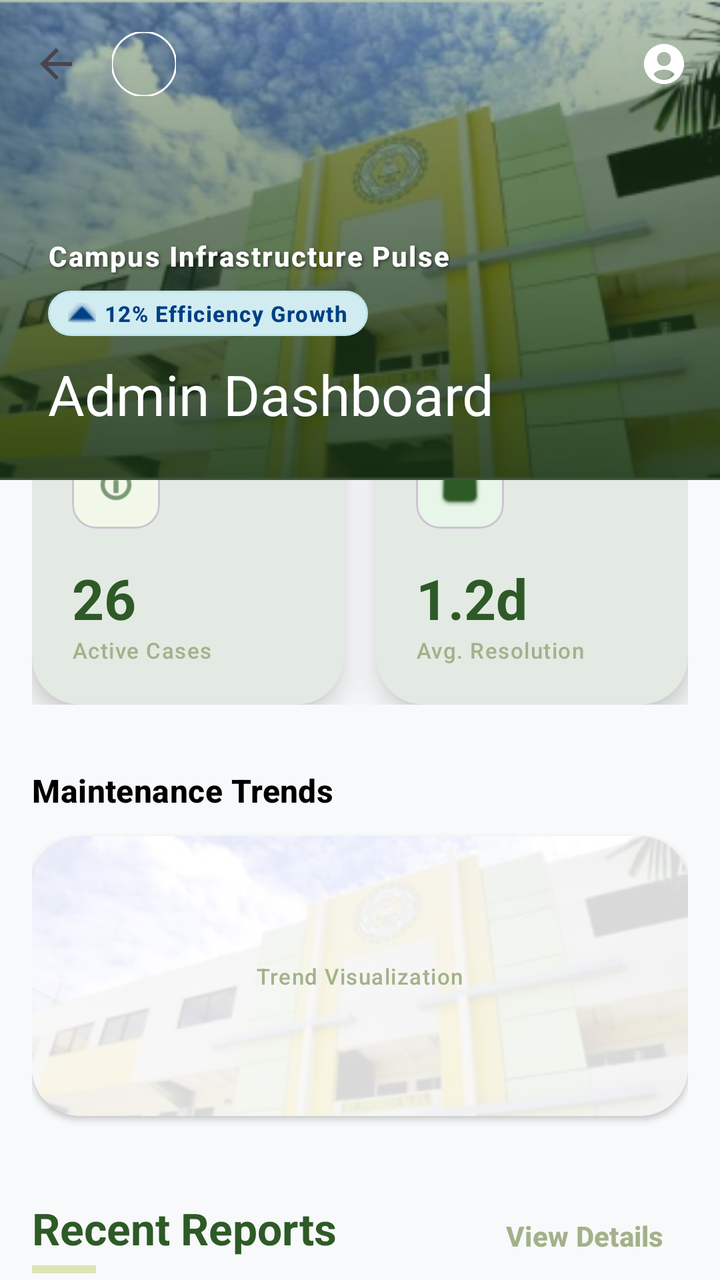
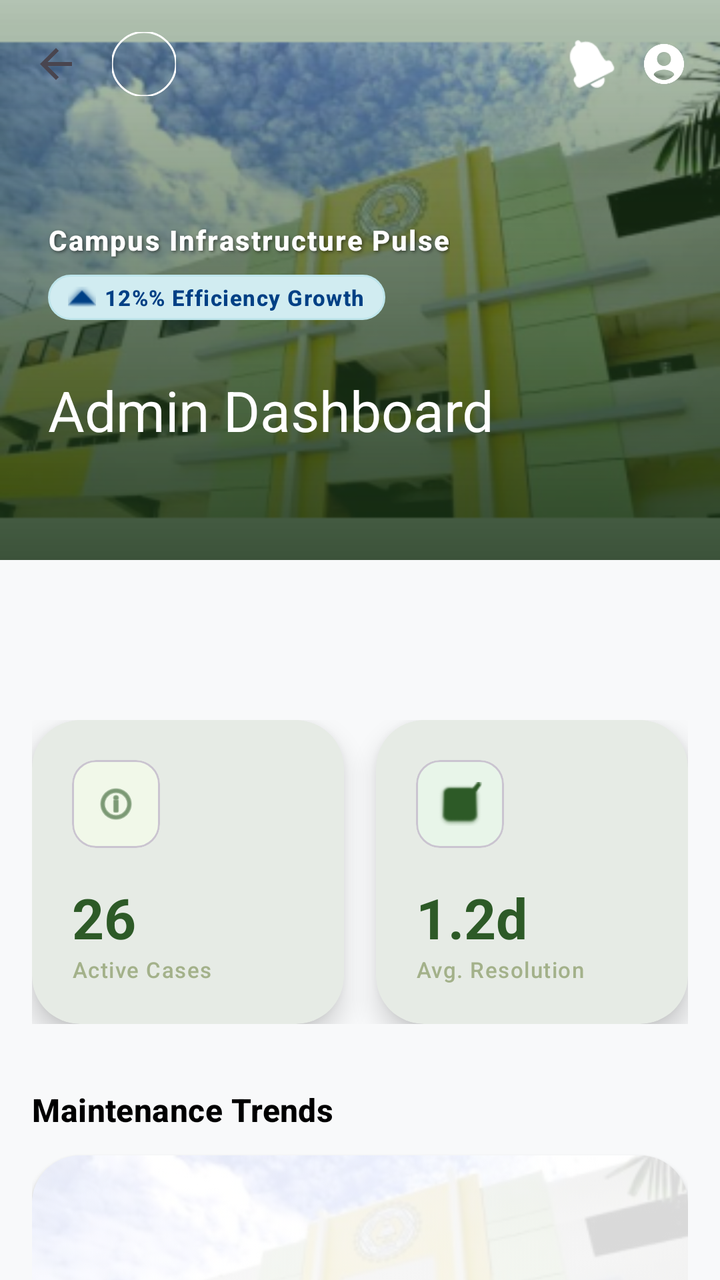

An Android layout rendered at two revisions. The XML below is the earlier revision; the diff shows what the commit changed to produce the second picture.
<!-- AndroidManifest.xml: application theme Theme.CampusAlert -->
<!-- res/layout/activity_admin_analytics.xml -->
<?xml version="1.0" encoding="utf-8"?>
<androidx.coordinatorlayout.widget.CoordinatorLayout xmlns:android="http://schemas.android.com/apk/res/android"
    xmlns:app="http://schemas.android.com/apk/res-auto"
    xmlns:tools="http://schemas.android.com/tools"
    android:layout_width="match_parent"
    android:layout_height="match_parent"
    android:background="#F8F9FA">

    
    <com.google.android.material.appbar.AppBarLayout
        android:id="@+id/app_bar"
        android:layout_width="match_parent"
        android:layout_height="240dp"
        android:background="@android:color/transparent">

        <com.google.android.material.appbar.CollapsingToolbarLayout
            android:id="@+id/collapsing_toolbar"
            android:layout_width="match_parent"
            android:layout_height="match_parent"
            app:contentScrim="@color/forest_green"
            app:expandedTitleMarginBottom="32dp"
            app:expandedTitleMarginStart="24dp"
            app:expandedTitleTextColor="@color/white"
            app:collapsedTitleTextColor="@color/white"
            app:expandedTitleTextAppearance="@style/TextAppearance.Material3.HeadlineMedium"
            app:layout_scrollFlags="scroll|exitUntilCollapsed"
            app:title="@string/admin_dashboard"
            app:titleCollapseMode="fade">

            
            <ImageView
                android:layout_width="match_parent"
                android:layout_height="match_parent"
                android:scaleType="centerCrop"
                android:src="@mipmap/scc_bldg_background"
                app:layout_collapseMode="parallax"
                app:layout_collapseParallaxMultiplier="0.7"
                android:contentDescription="@string/campus_background" />

            
            <View
                android:layout_width="match_parent"
                android:layout_height="match_parent"
                android:background="@drawable/bg_green_scrim"
                android:alpha="0.85" />

            
            <View
                android:layout_width="match_parent"
                android:layout_height="match_parent"
                android:alpha="0.5"
                android:background="@drawable/bg_gradient_scrim" />

            
            <LinearLayout
                android:layout_width="match_parent"
                android:layout_height="wrap_content"
                android:layout_gravity="bottom"
                android:orientation="vertical"
                android:paddingHorizontal="24dp"
                android:paddingBottom="72dp"
                app:layout_collapseMode="parallax">

                <TextView
                    android:layout_width="wrap_content"
                    android:layout_height="wrap_content"
                    android:text="@string/campus_pulse"
                    android:textAppearance="@style/TextAppearance.Material3.LabelLarge"
                    android:textColor="@color/white"
                    android:textStyle="bold"
                    android:shadowColor="#80000000"
                    android:shadowDx="2"
                    android:shadowDy="2"
                    android:shadowRadius="4"
                    android:letterSpacing="0.05" />

                
                <LinearLayout
                    android:layout_width="wrap_content"
                    android:layout_height="wrap_content"
                    android:layout_marginTop="8dp"
                    android:gravity="center_vertical"
                    android:orientation="horizontal"
                    android:background="@drawable/bg_pill_progress"
                    android:paddingHorizontal="10dp"
                    android:paddingVertical="4dp">
                    
                    <ImageView
                        android:layout_width="14dp"
                        android:layout_height="14dp"
                        android:src="@android:drawable/arrow_up_float"
                        app:tint="#004085"
                        android:contentDescription="@string/efficiency_growth" />
                        
                    <TextView
                        android:layout_width="wrap_content"
                        android:layout_height="wrap_content"
                        android:layout_marginStart="4dp"
                        android:text="@string/efficiency_growth"
                        android:textAppearance="@style/TextAppearance.Material3.LabelSmall"
                        android:textColor="#004085"
                        android:textStyle="bold" />
                </LinearLayout>
            </LinearLayout>

            <androidx.appcompat.widget.Toolbar
                android:id="@+id/toolbar"
                android:layout_width="match_parent"
                android:layout_height="?attr/actionBarSize"
                app:layout_collapseMode="pin"
                app:navigationIcon="?attr/homeAsUpIndicator"
                app:navigationIconTint="@color/white">

                <RelativeLayout
                    android:layout_width="match_parent"
                    android:layout_height="wrap_content"
                    android:paddingStart="0dp"
                    android:paddingEnd="16dp"
                    tools:ignore="RtlSymmetry">

                    <com.google.android.material.imageview.ShapeableImageView
                        android:id="@+id/profile_image_admin"
                        android:layout_width="32dp"
                        android:layout_height="32dp"
                        android:layout_centerVertical="true"
                        android:src="@mipmap/scclogo"
                        app:shapeAppearanceOverlay="@style/ShapeAppearance.Material3.Corner.Full"
                        app:strokeColor="@color/white"
                        app:strokeWidth="1dp" />

                    <ImageView
                        android:id="@+id/btn_settings"
                        android:layout_width="24dp"
                        android:layout_height="24dp"
                        android:layout_alignParentEnd="true"
                        android:layout_centerVertical="true"
                        android:contentDescription="@string/dropdown_hint"
                        android:src="@drawable/ic_account_circle"
                        app:tint="@color/white" />
                </RelativeLayout>
            </androidx.appcompat.widget.Toolbar>

        </com.google.android.material.appbar.CollapsingToolbarLayout>
    </com.google.android.material.appbar.AppBarLayout>

    <androidx.core.widget.NestedScrollView
        android:layout_width="match_parent"
        android:layout_height="match_parent"
        android:clipToPadding="false"
        app:layout_behavior="@string/appbar_scrolling_view_behavior">

        <LinearLayout
            android:layout_width="match_parent"
            android:layout_height="wrap_content"
            android:orientation="vertical"
            android:paddingBottom="40dp">

            
            <LinearLayout
                android:layout_width="match_parent"
                android:layout_height="wrap_content"
                android:layout_marginHorizontal="16dp"
                android:layout_marginTop="-40dp"
                android:baselineAligned="false"
                android:orientation="horizontal">

                <com.google.android.material.card.MaterialCardView
                    android:layout_width="0dp"
                    android:layout_height="wrap_content"
                    android:layout_marginEnd="8dp"
                    android:layout_weight="1"
                    app:cardCornerRadius="24dp"
                    app:cardElevation="10dp"
                    app:strokeWidth="0dp">

                    <LinearLayout
                        android:layout_width="match_parent"
                        android:layout_height="wrap_content"
                        android:orientation="vertical"
                        android:padding="20dp">

                        <com.google.android.material.card.MaterialCardView
                            android:layout_width="44dp"
                            android:layout_height="44dp"
                            app:cardBackgroundColor="#F1F8E9"
                            app:cardCornerRadius="12dp"
                            app:cardElevation="0dp">
                            <ImageView
                                android:layout_width="22dp"
                                android:layout_height="22dp"
                                android:layout_gravity="center"
                                android:src="@android:drawable/ic_menu_info_details"
                                app:tint="@color/forest_green"
                                android:contentDescription="@string/total_open_reports" />
                        </com.google.android.material.card.MaterialCardView>

                        <TextView
                            android:id="@+id/total_open_text"
                            android:layout_width="wrap_content"
                            android:layout_height="wrap_content"
                            android:layout_marginTop="16dp"
                            android:text="@string/mock_total_open"
                            android:textAppearance="@style/TextAppearance.Material3.HeadlineMedium"
                            android:textColor="@color/forest_green"
                            android:textStyle="bold" />

                        <TextView
                            android:layout_width="wrap_content"
                            android:layout_height="wrap_content"
                            android:text="@string/active_cases"
                            android:textAppearance="@style/TextAppearance.Material3.LabelSmall"
                            android:textColor="@color/sage_green" />
                    </LinearLayout>
                </com.google.android.material.card.MaterialCardView>

                <com.google.android.material.card.MaterialCardView
                    android:layout_width="0dp"
                    android:layout_height="wrap_content"
                    android:layout_marginStart="8dp"
                    android:layout_weight="1"
                    app:cardCornerRadius="24dp"
                    app:cardElevation="10dp"
                    app:strokeWidth="0dp">

                    <LinearLayout
                        android:layout_width="match_parent"
                        android:layout_height="wrap_content"
                        android:orientation="vertical"
                        android:padding="20dp">

                        <com.google.android.material.card.MaterialCardView
                            android:layout_width="44dp"
                            android:layout_height="44dp"
                            app:cardBackgroundColor="#E8F5E9"
                            app:cardCornerRadius="12dp"
                            app:cardElevation="0dp">
                            <ImageView
                                android:layout_width="22dp"
                                android:layout_height="22dp"
                                android:layout_gravity="center"
                                android:src="@android:drawable/checkbox_on_background"
                                app:tint="@color/forest_green"
                                android:contentDescription="@string/avg_resolution" />
                        </com.google.android.material.card.MaterialCardView>

                        <TextView
                            android:id="@+id/avg_resolution_text"
                            android:layout_width="wrap_content"
                            android:layout_height="wrap_content"
                            android:layout_marginTop="16dp"
                            android:text="@string/mock_avg_res"
                            android:textAppearance="@style/TextAppearance.Material3.HeadlineMedium"
                            android:textColor="@color/forest_green"
                            android:textStyle="bold" />

                        <TextView
                            android:layout_width="wrap_content"
                            android:layout_height="wrap_content"
                            android:text="@string/avg_resolution"
                            android:textAppearance="@style/TextAppearance.Material3.LabelSmall"
                            android:textColor="@color/sage_green" />
                    </LinearLayout>
                </com.google.android.material.card.MaterialCardView>
            </LinearLayout>

            <LinearLayout
                android:layout_width="match_parent"
                android:layout_height="wrap_content"
                android:orientation="vertical"
                android:paddingHorizontal="16dp">

                
                <TextView
                    android:layout_width="wrap_content"
                    android:layout_height="wrap_content"
                    android:layout_marginTop="32dp"
                    android:text="@string/maintenance_trends"
                    android:textAppearance="@style/TextAppearance.Material3.TitleMedium"
                    android:textColor="@color/black"
                    android:textStyle="bold" />

                <com.google.android.material.card.MaterialCardView
                    android:id="@+id/trend_card"
                    android:layout_width="match_parent"
                    android:layout_height="wrap_content"
                    android:layout_marginTop="12dp"
                    app:cardCornerRadius="24dp"
                    app:cardElevation="2dp"
                    app:strokeWidth="0dp">
                    <RelativeLayout
                        android:layout_width="match_parent"
                        android:layout_height="140dp"
                        android:background="@color/white">
                        <ImageView
                            android:layout_width="match_parent"
                            android:layout_height="match_parent"
                            android:src="@mipmap/scc_bldg_background"
                            android:alpha="0.15"
                            android:scaleType="centerCrop"
                            android:contentDescription="@string/trend_viz" />
                        <TextView
                            android:layout_width="wrap_content"
                            android:layout_height="wrap_content"
                            android:layout_centerInParent="true"
                            android:text="@string/trend_viz"
                            android:textAppearance="@style/TextAppearance.Material3.LabelSmall"
                            android:textColor="@color/sage_green" />
                    </RelativeLayout>
                </com.google.android.material.card.MaterialCardView>

                
                <LinearLayout
                    android:layout_width="match_parent"
                    android:layout_height="wrap_content"
                    android:layout_marginTop="36dp"
                    android:layout_marginBottom="12dp"
                    android:gravity="center_vertical"
                    android:orientation="horizontal">

                    <LinearLayout
                        android:layout_width="0dp"
                        android:layout_height="wrap_content"
                        android:layout_weight="1"
                        android:orientation="vertical">

                        <TextView
                            android:layout_width="wrap_content"
                            android:layout_height="wrap_content"
                            android:text="@string/recent_reports"
                            android:textAppearance="@style/TextAppearance.Material3.TitleLarge"
                            android:textColor="@color/forest_green"
                            android:textStyle="bold" />

                        <View
                            android:layout_width="32dp"
                            android:layout_height="4dp"
                            android:layout_marginTop="4dp"
                            android:background="@color/soft_sage" />
                    </LinearLayout>

                    <com.google.android.material.button.MaterialButton
                        android:id="@+id/btn_see_all"
                        style="@style/Widget.Material3.Button.TextButton"
                        android:layout_width="wrap_content"
                        android:layout_height="wrap_content"
                        android:text="@string/view_details"
                        android:textColor="@color/sage_green"
                        android:textStyle="bold" />
                </LinearLayout>

                
                <androidx.recyclerview.widget.RecyclerView
                    android:id="@+id/recycler_all_reports"
                    android:layout_width="match_parent"
                    android:layout_height="wrap_content"
                    android:nestedScrollingEnabled="false"
                    android:paddingBottom="20dp"
                    tools:listitem="@layout/item_report" />

            </LinearLayout>
        </LinearLayout>
    </androidx.core.widget.NestedScrollView>

</androidx.coordinatorlayout.widget.CoordinatorLayout>
<!-- res/layout/item_report.xml (included above) -->
<?xml version="1.0" encoding="utf-8"?>
<com.google.android.material.card.MaterialCardView xmlns:android="http://schemas.android.com/apk/res/android"
    xmlns:app="http://schemas.android.com/apk/res-auto"
    android:layout_width="match_parent"
    android:layout_height="wrap_content"
    android:layout_marginHorizontal="16dp"
    android:layout_marginVertical="6dp"
    app:cardCornerRadius="20dp"
    app:cardElevation="3dp"
    app:strokeWidth="1dp"
    app:strokeColor="#F5F5F5"
    app:cardBackgroundColor="@color/white">

    <LinearLayout
        android:layout_width="match_parent"
        android:layout_height="wrap_content"
        android:gravity="center_vertical"
        android:orientation="horizontal"
        android:padding="16dp">

        
        <com.google.android.material.card.MaterialCardView
            android:id="@+id/icon_container"
            android:layout_width="52dp"
            android:layout_height="52dp"
            app:cardCornerRadius="14dp"
            app:cardBackgroundColor="#F1F8E9"
            app:cardElevation="0dp"
            app:strokeWidth="0dp">
            <ImageView
                android:id="@+id/status_icon"
                android:layout_width="26dp"
                android:layout_height="26dp"
                android:layout_gravity="center"
                android:src="@android:drawable/ic_menu_info_details"
                app:tint="@color/forest_green" />
        </com.google.android.material.card.MaterialCardView>

        
        <LinearLayout
            android:layout_width="0dp"
            android:layout_height="wrap_content"
            android:layout_marginStart="16dp"
            android:layout_weight="1"
            android:orientation="vertical">

            <TextView
                android:id="@+id/report_title"
                android:layout_width="wrap_content"
                android:layout_height="wrap_content"
                android:text="Report Title"
                android:textAppearance="@style/TextAppearance.Material3.TitleSmall"
                android:textColor="@color/forest_green"
                android:textStyle="bold" />

            <TextView
                android:id="@+id/report_building"
                android:layout_width="wrap_content"
                android:layout_height="wrap_content"
                android:text="Location Details"
                android:textAppearance="@style/TextAppearance.Material3.LabelSmall"
                android:textColor="@color/sage_green"
                android:layout_marginTop="2dp" />
        </LinearLayout>

        
        <com.google.android.material.button.MaterialButton
            android:id="@+id/status_pill"
            style="@style/Widget.Material3.Button.IconButton.Filled"
            android:layout_width="40dp"
            android:layout_height="40dp"
            android:insetLeft="0dp"
            android:insetTop="0dp"
            android:insetRight="0dp"
            android:insetBottom="0dp"
            app:icon="@android:drawable/ic_media_play"
            app:iconSize="20dp"
            app:iconTint="@color/white"
            app:backgroundTint="@color/forest_green"
            app:shapeAppearanceOverlay="@style/ShapeAppearance.Material3.Corner.Full" />

    </LinearLayout>
</com.google.android.material.card.MaterialCardView>
<!-- resources referenced by this layout -->
<resources>
  <color name="black">#FF000000</color>
  <color name="forest_green">#2D5A27</color>
  <color name="sage_green">#A3B18A</color>
  <color name="soft_sage">#DDE5B6</color>
  <color name="white">#FFFFFFFF</color>
  <!-- drawable bg_gradient_scrim (drawable) -->
  <?xml version="1.0" encoding="utf-8"?>
  <shape xmlns:android="http://schemas.android.com/apk/res/android">
      <gradient
          android:angle="90"
          android:startColor="#B3000000"
          android:centerColor="#4D000000"
          android:endColor="@android:color/transparent"
          android:type="linear" />
  </shape>
  <!-- drawable bg_green_scrim (drawable) -->
  <?xml version="1.0" encoding="utf-8"?>
  <shape xmlns:android="http://schemas.android.com/apk/res/android">
      <gradient
          android:angle="90"
          android:startColor="#E62D5A27"
          android:centerColor="#992D5A27"
          android:endColor="#662D5A27"
          android:type="linear" />
  </shape>
  <!-- drawable bg_pill_progress (drawable) -->
  <?xml version="1.0" encoding="utf-8"?>
  <shape xmlns:android="http://schemas.android.com/apk/res/android">
      <solid android:color="#D1ECF1"/>
      <corners android:radius="16dp"/>
      <stroke android:width="1dp" android:color="#BEE5EB"/>
  </shape>
  <!-- drawable ic_account_circle (drawable) -->
  <vector xmlns:android="http://schemas.android.com/apk/res/android"
      android:width="24dp"
      android:height="24dp"
      android:viewportWidth="24"
      android:viewportHeight="24">
      <path
          android:fillColor="#FFFFFF"
          android:pathData="M12,2C6.48,2 2,6.48 2,12s4.48,10 10,10 10,-4.48 10,-10S17.52,2 12,2zM12,6c1.93,0 3.5,1.57 3.5,3.5S13.93,13 12,13s-3.5,-1.57 -3.5,-3.5S10.07,6 12,6zM12,20c-2.03,0 -3.8,-1.02 -5.14,-2.58 0.03,-1.71 3.48,-2.62 5.14,-2.62 1.65,0 5.1,0.91 5.14,2.62C15.8,18.98 14.03,20 12,20z" />
  </vector>
  <!-- mipmap scclogo (mipmap-anydpi-v26) -->
  <?xml version="1.0" encoding="utf-8"?>
  <adaptive-icon xmlns:android="http://schemas.android.com/apk/res/android">
      <background android:drawable="@mipmap/scclogo_background"/>
      <foreground android:drawable="@mipmap/scclogo_foreground"/>
  </adaptive-icon>
  <string name="active_cases">Active Cases</string>
  <string name="admin_dashboard">Admin Dashboard</string>
  <string name="avg_resolution">Avg. Resolution</string>
  <string name="campus_background">Campus Background</string>
  <string name="campus_pulse">Campus Infrastructure Pulse</string>
  <string name="dropdown_hint">Dropdown</string>
  <string name="efficiency_growth">12% Efficiency Growth</string>
  <string name="maintenance_trends">Maintenance Trends</string>
  <string name="mock_avg_res">1.2d</string>
  <string name="mock_total_open">26</string>
  <string name="recent_reports">Recent Reports</string>
  <string name="total_open_reports">Total Open Reports</string>
  <string name="trend_viz">Trend Visualization</string>
  <string name="view_details">View Details</string>
  <style name="Theme.CampusAlert" parent="Base.Theme.CampusAlert" />
  <color name="primary">@color/forest_green</color>
  <color name="onPrimary">@color/white</color>
  <color name="secondary">@color/sage_green</color>
  <color name="onSecondary">@color/black</color>
  <color name="background">@color/light_gray</color>
  <color name="surface">@color/white</color>
  <style name="ShapeAppearance.CampusAlert.Large" parent="ShapeAppearance.Material3.LargeComponent">
          <item name="cornerSize">16dp</item>
      </style>
  <style name="ShapeAppearance.CampusAlert.Medium" parent="ShapeAppearance.Material3.MediumComponent">
          <item name="cornerSize">12dp</item>
      </style>
  <color name="light_gray">#F8F9FA</color>
  <!-- unchanged entries left out for length: 2 -->
</resources>

<!-- the commit's change to res/layout/activity_admin_analytics.xml (unified diff, before → after) -->
@@ -4,13 +4,14 @@
     xmlns:tools="http://schemas.android.com/tools"
     android:layout_width="match_parent"
     android:layout_height="match_parent"
-    android:background="#F8F9FA">
+    android:background="#F8F9FA"
+    tools:context=".AdminAnalyticsActivity">
 
     
     <com.google.android.material.appbar.AppBarLayout
         android:id="@+id/app_bar"
         android:layout_width="match_parent"
-        android:layout_height="240dp"
+        android:layout_height="280dp"
         android:background="@android:color/transparent">
 
         <com.google.android.material.appbar.CollapsingToolbarLayout
@@ -18,7 +19,7 @@
             android:layout_width="match_parent"
             android:layout_height="match_parent"
             app:contentScrim="@color/forest_green"
-            app:expandedTitleMarginBottom="32dp"
+            app:expandedTitleMarginBottom="64dp"
             app:expandedTitleMarginStart="24dp"
             app:expandedTitleTextColor="@color/white"
             app:collapsedTitleTextColor="@color/white"
@@ -58,7 +59,7 @@
                 android:layout_gravity="bottom"
                 android:orientation="vertical"
                 android:paddingHorizontal="24dp"
-                android:paddingBottom="72dp"
+                android:paddingBottom="120dp"
                 app:layout_collapseMode="parallax">
 
                 <TextView
@@ -74,7 +75,6 @@
                     android:shadowRadius="4"
                     android:letterSpacing="0.05" />
 
-                
                 <LinearLayout
                     android:layout_width="wrap_content"
                     android:layout_height="wrap_content"
@@ -128,15 +128,30 @@
                         app:strokeColor="@color/white"
                         app:strokeWidth="1dp" />
 
-                    <ImageView
-                        android:id="@+id/btn_settings"
-                        android:layout_width="24dp"
-                        android:layout_height="24dp"
+                    <LinearLayout
+                        android:layout_width="wrap_content"
+                        android:layout_height="wrap_content"
                         android:layout_alignParentEnd="true"
                         android:layout_centerVertical="true"
-                        android:contentDescription="@string/dropdown_hint"
-                        android:src="@drawable/ic_account_circle"
-                        app:tint="@color/white" />
+                        android:orientation="horizontal">
+
+                        <ImageView
+                            android:id="@+id/btn_notifications"
+                            android:layout_width="24dp"
+                            android:layout_height="24dp"
+                            android:layout_marginEnd="12dp"
+                            android:src="@android:drawable/ic_popup_reminder"
+                            app:tint="@color/white"
+                            android:contentDescription="Notifications" />
+
+                        <ImageView
+                            android:id="@+id/btn_settings"
+                            android:layout_width="24dp"
+                            android:layout_height="24dp"
+                            android:contentDescription="@string/dropdown_hint"
+                            android:src="@drawable/ic_account_circle"
+                            app:tint="@color/white" />
+                    </LinearLayout>
                 </RelativeLayout>
             </androidx.appcompat.widget.Toolbar>
 
@@ -160,7 +175,7 @@
                 android:layout_width="match_parent"
                 android:layout_height="wrap_content"
                 android:layout_marginHorizontal="16dp"
-                android:layout_marginTop="-40dp"
+                android:layout_marginTop="80dp"
                 android:baselineAligned="false"
                 android:orientation="horizontal">
 
@@ -170,7 +185,7 @@
                     android:layout_marginEnd="8dp"
                     android:layout_weight="1"
                     app:cardCornerRadius="24dp"
-                    app:cardElevation="10dp"
+                    app:cardElevation="8dp"
                     app:strokeWidth="0dp">
 
                     <LinearLayout
@@ -219,7 +234,7 @@
                     android:layout_marginStart="8dp"
                     android:layout_weight="1"
                     app:cardCornerRadius="24dp"
-                    app:cardElevation="10dp"
+                    app:cardElevation="8dp"
                     app:strokeWidth="0dp">
 
                     <LinearLayout
@@ -358,6 +373,35 @@
                     tools:listitem="@layout/item_report" />
 
             </LinearLayout>
+
+            
+            <LinearLayout
+                android:layout_width="match_parent"
+                android:layout_height="wrap_content"
+                android:orientation="vertical"
+                android:gravity="center"
+                android:layout_marginTop="48dp"
+                android:paddingBottom="32dp">
+
+                <TextView
+                    android:layout_width="wrap_content"
+                    android:layout_height="wrap_content"
+                    android:text="@string/footer_message"
+                    android:textAppearance="@style/TextAppearance.Material3.LabelMedium"
+                    android:textColor="@color/sage_green"
+                    android:textStyle="italic"
+                    android:alpha="0.8" />
+
+                <TextView
+                    android:layout_width="wrap_content"
+                    android:layout_height="wrap_content"
+                    android:layout_marginTop="12dp"
+                    android:text="@string/powered_by"
+                    android:textAppearance="@style/TextAppearance.Material3.LabelSmall"
+                    android:textColor="@color/sage_green"
+                    android:alpha="0.5" />
+            </LinearLayout>
+
         </LinearLayout>
     </androidx.core.widget.NestedScrollView>
 
<!-- resource entries referenced after the edit -->
@@ -54,10 +54,12 @@
   <string name="campus_background">Campus Background</string>
   <string name="campus_pulse">Campus Infrastructure Pulse</string>
   <string name="dropdown_hint">Dropdown</string>
-  <string name="efficiency_growth">12% Efficiency Growth</string>
+  <string name="efficiency_growth">12%% Efficiency Growth</string>
+  <string name="footer_message">Ensuring a safer campus together.</string>
   <string name="maintenance_trends">Maintenance Trends</string>
   <string name="mock_avg_res">1.2d</string>
   <string name="mock_total_open">26</string>
+  <string name="powered_by">Powered by CampusAlert</string>
   <string name="recent_reports">Recent Reports</string>
   <string name="total_open_reports">Total Open Reports</string>
   <string name="trend_viz">Trend Visualization</string>
